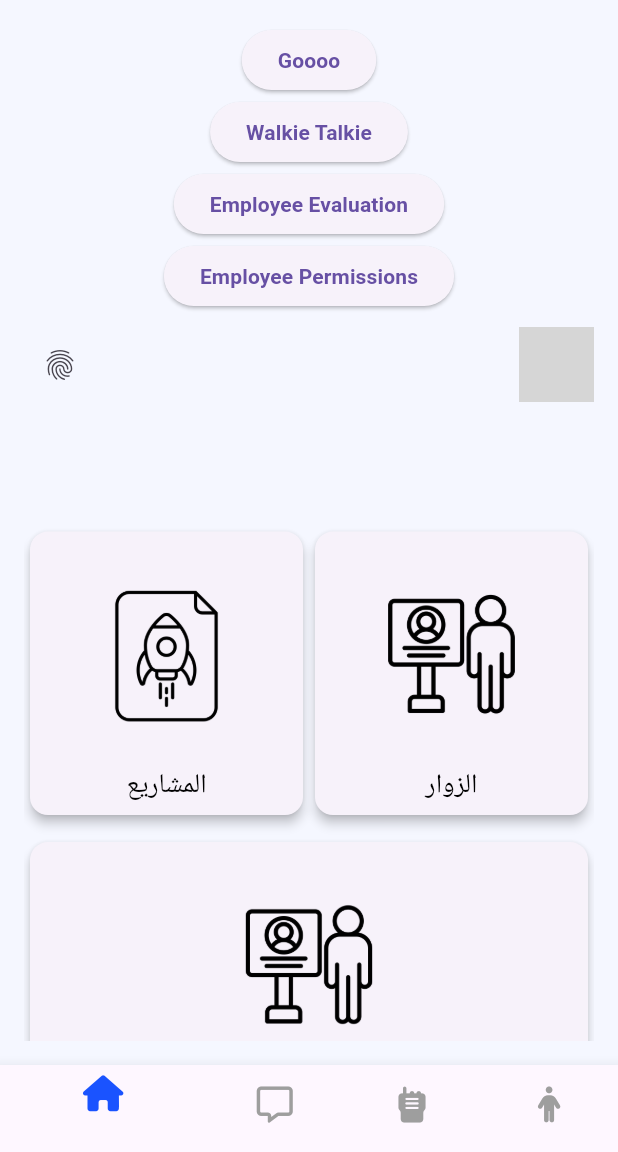
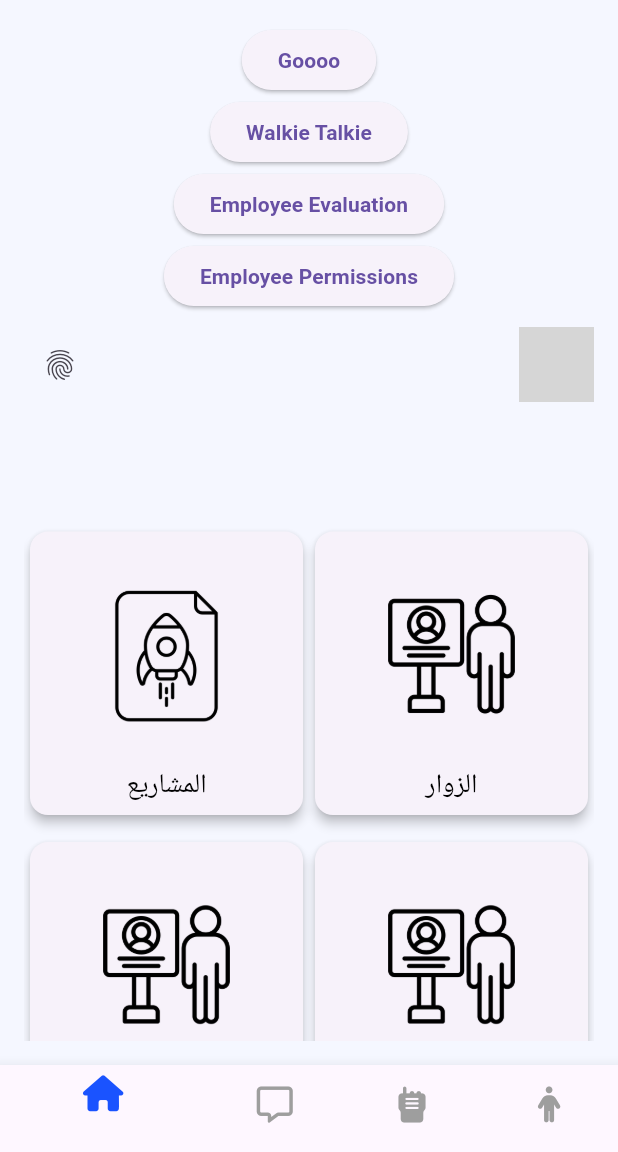
Before and after one commit to JabbarKakar/amnak, a Flutter app: the HomePage screen opened by its route, on a phone screen of 412 x 824 dp, the part 84-1236 px from its top. Run offline on Flutter 3.47's test engine with Material 3 defaults, Android fonts, the phone set to English and light mode, and no system bars; our stand-ins replace animated_custom_dropdown, bloc, cached_network_image, dartz, dio, equatable and 21 more; missing offline and left inert: agora_rtc_engine, requests_inspector; accounts and stored records are empty; generated files the repository leaves out were written again; network calls fail; Roboto replaces fonts that are missing (Almarai); statements that could not run were skipped; grey boxes are pictures that could not be loaded.

Commit message:
By Jabbar, Routing....

```diff
--- a/lib/core/app_router.dart
+++ b/lib/core/app_router.dart
@@ -21,6 +21,8 @@ import 'package:amnak/features/home/presentation/home_page.dart';
 import 'package:amnak/features/home/presentation/nav_page.dart';
 import 'package:amnak/features/notifications/presentation/instructions_page.dart';
 import 'package:amnak/features/notifications/presentation/page.dart';
+import 'package:amnak/features/personal_request/view/personal_request_view.dart';
+import 'package:amnak/features/personal_request_types/view/personal_request_type_view.dart';
 import 'package:amnak/features/projects/presentation/projects_page.dart';
 import 'package:amnak/features/report/add_report_page.dart';
 import 'package:amnak/features/safety_checks_project_details/view/safety_checks_project_details_view.dart';
@@ -190,6 +192,16 @@ class AppRouter {
           builder: (context, state) =>
               SafetyCheckProjectDetailsScreen(safetyCheckId: state.extra as String),
         ),
+        GoRoute(
+          name: Routes.personalRequestScreen,
+          path: Routes.personalRequestScreen,
+          builder: (context, state) => PersonalRequestScreen(),
+        ),
+        GoRoute(
+          name: Routes.personalRequestTypesScreen,
+          path: Routes.personalRequestTypesScreen,
+          builder: (context, state) => PersonalRequestTypesScreen(),
+        ),
         StatefulShellRoute.indexedStack(
           builder: (BuildContext context, GoRouterState state,
               StatefulNavigationShell navigationShell) {
--- a/lib/core/app_routes.dart
+++ b/lib/core/app_routes.dart
@@ -31,4 +31,6 @@ abstract class Routes {
 
 
   static const safetyCheckProjectDetails = '/safetyCheckProjectDetails';
+  static const personalRequestScreen = '/personalRequestScreen';
+  static const personalRequestTypesScreen = '/personalRequestTypesScreen';
 }
--- a/lib/features/home/presentation/home_page.dart
+++ b/lib/features/home/presentation/home_page.dart
@@ -162,9 +162,30 @@ class _HomePageState extends State<HomePage> {
                         imagePath: Assets.imagesGuests,
                         onTap: () => context.pushNamed(Routes.courses),
                       ),
+                      HomeCard(
+                        title: "Personal Request",
+                        imagePath: Assets.imagesGuests,
+                        onTap: () => context.pushNamed(Routes.personalRequestScreen),
+                      ),
                     ],
                   ),
                   10.heightBox,
+                  Row(
+                    children: [
+                      HomeCard(
+                        title: 'Personal Request Types',
+                        imagePath: Assets.imagesGuests,
+                        onTap: () =>
+                            context.pushNamed(Routes.personalRequestTypesScreen),
+                      ),
+                      HomeCard(
+                        title: 'Make Personal Request',
+                        imagePath: Assets.imagesGuests,
+                        onTap: () =>
+                            context.pushNamed(Routes.employeePermissions),
+                      ),
+                    ],
+                  ),
                   Row(
                     children: [
                       HomeCard(
--- a/lib/features/personal_request/view/personal_request_view.dart
+++ b/lib/features/personal_request/view/personal_request_view.dart
@@ -120,8 +120,10 @@ class _PersonalRequestScreenState extends State<PersonalRequestScreen> {
                         borderRadius: BorderRadius.circular(16),
                       ),
                       child: InkWell(
-                        onTap: () {
-                        },
+                          // onTap: (){
+                          //   Navigator.push(context, MaterialPageRoute(
+                          //     builder: (context) => PersonalRequestDetailScreen( requestId: datum.id!.toInt(),),));
+                          // },
                         borderRadius: BorderRadius.circular(16),
                         child: Padding(
                           padding: const EdgeInsets.all(16.0),
```
